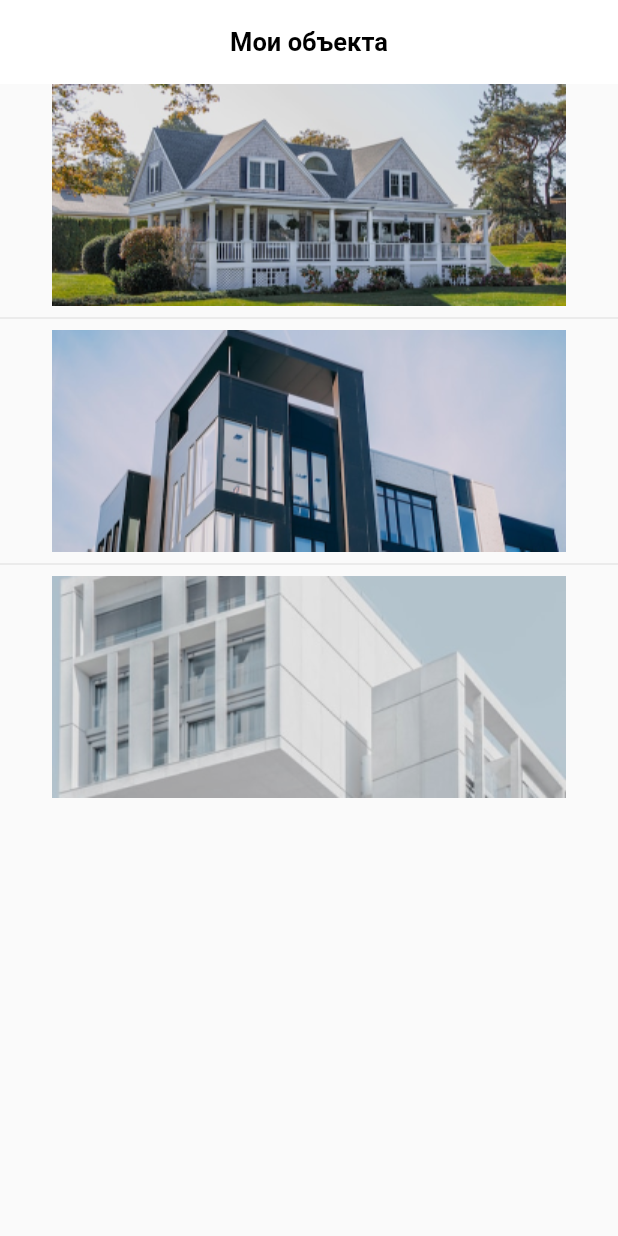
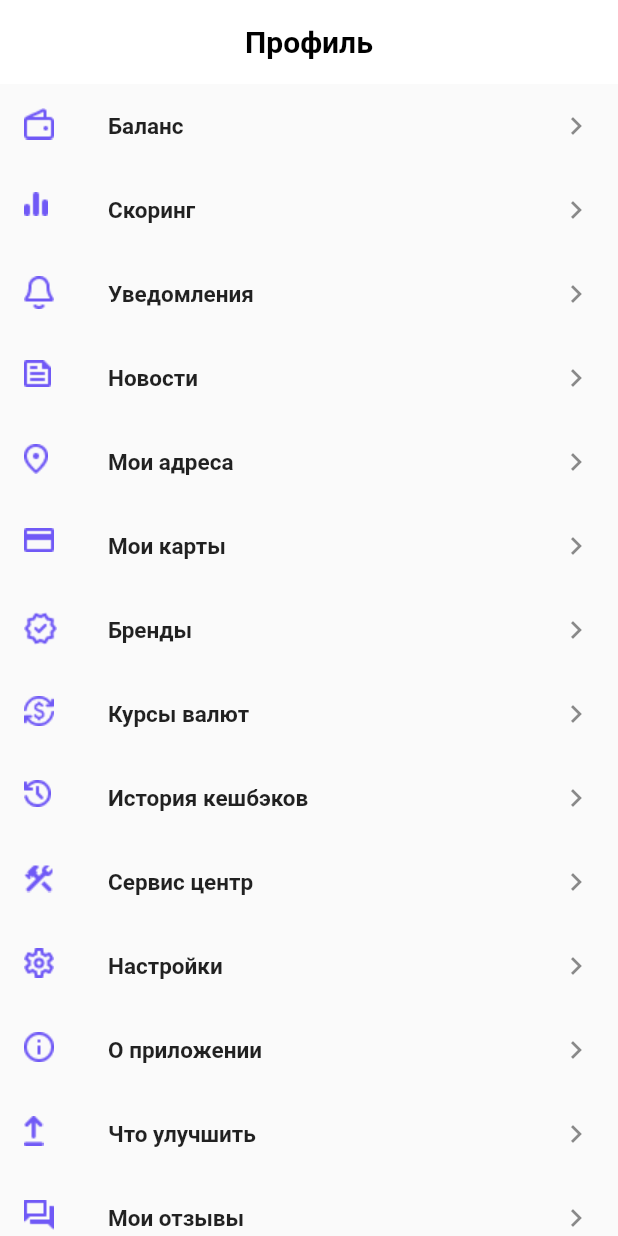
Before and after one commit to AzizbekNormurodov/ListView.task, a Flutter app: the screen it shows after launch, on a phone screen of 412 x 824 dp. Run offline on Flutter 3.47's test engine with Material 2 defaults, Android fonts, the phone set to English and light mode, and no system bars.

Commit message:
seconf commit

```diff
--- a/lib/hom_page1.dart
+++ b/lib/hom_page1.dart
@@ -254,7 +254,7 @@ class HomePage1 extends StatelessWidget {
                 Icons.chevron_right,
                 weight: 8,
                 color: Color(0xffB0BABF),
-              )),
+              ),),
         ],
       ),
     );
--- /dev/null
+++ b/lib/home_page4.dart
@@ -0,0 +1,56 @@
+import 'package:flutter/material.dart';
+
+class HomePage4 extends StatelessWidget {
+  HomePage4({Key? key}) : super(key: key);
+  List<int> list_icon = [
+    21,
+    22,
+    23,
+    24,
+    25,
+    26,
+    27,
+    28,
+    29,
+    30,
+    31,
+    32,
+    33,
+    34,
+    35
+  ];
+  List<String> list_ = [
+    "Баланс",
+    "Скоринг",
+    "Уведомления",
+    "Новости",
+    "Мои адреса",
+    "Мои карты",
+    "Бренды",
+    "Курсы валют",
+    "История кешбэков",
+    "Сервис центр",
+    "Настройки",
+    "О приложении",
+    "Что улучшить",
+    "Мои отзывы",
+    "Выйти"
+  ];
+
+  @override
+  Widget build(BuildContext context) {
+    return Scaffold(
+      appBar: AppBar( centerTitle: true, backgroundColor: Colors.white, elevation: 0,
+        title: Text("Профиль", style: TextStyle(color: Colors.black, fontSize: 20, fontWeight: FontWeight.w600,),),
+      ),
+      body: ListView.builder(itemBuilder: (context, index){
+        return ListTile(
+          title: Text("${list_[index]}", style: TextStyle(fontWeight: FontWeight.w600, fontSize: 15),),
+          leading: Image.asset("assets/${list_icon[index]}.png"),
+          trailing: Icon(Icons.chevron_right),
+        );
+      }, itemCount: list_icon.length,
+      ),
+    );
+  }
+}
--- a/lib/main.dart
+++ b/lib/main.dart
@@ -1,4 +1,5 @@
 import 'package:flutter/material.dart';
+import 'package:lesson_29_03_23/home_page4.dart';
 
 import 'hom_page1.dart';
 import 'home_page2.dart';
@@ -15,7 +16,8 @@ class MyApp extends StatelessWidget {
     return MaterialApp(debugShowCheckedModeBanner: false,
       // home: HomePage1(),
       // home: HomePage2(),
-      home: HomePage3(),
+      // home: HomePage3(),
+      home: HomePage4(),
 
     );
   }
```
Also changed, not shown: assets/21.png (added), assets/22.png (added), assets/23.png (added), assets/24.png (added), assets/25.png (added), assets/26.png (added), assets/27.png (added), assets/28.png (added), assets/29.png (added), assets/30.png (added), assets/31.png (added), assets/32.png (added), assets/33.png (added), assets/34.png (added), 1 more files.
